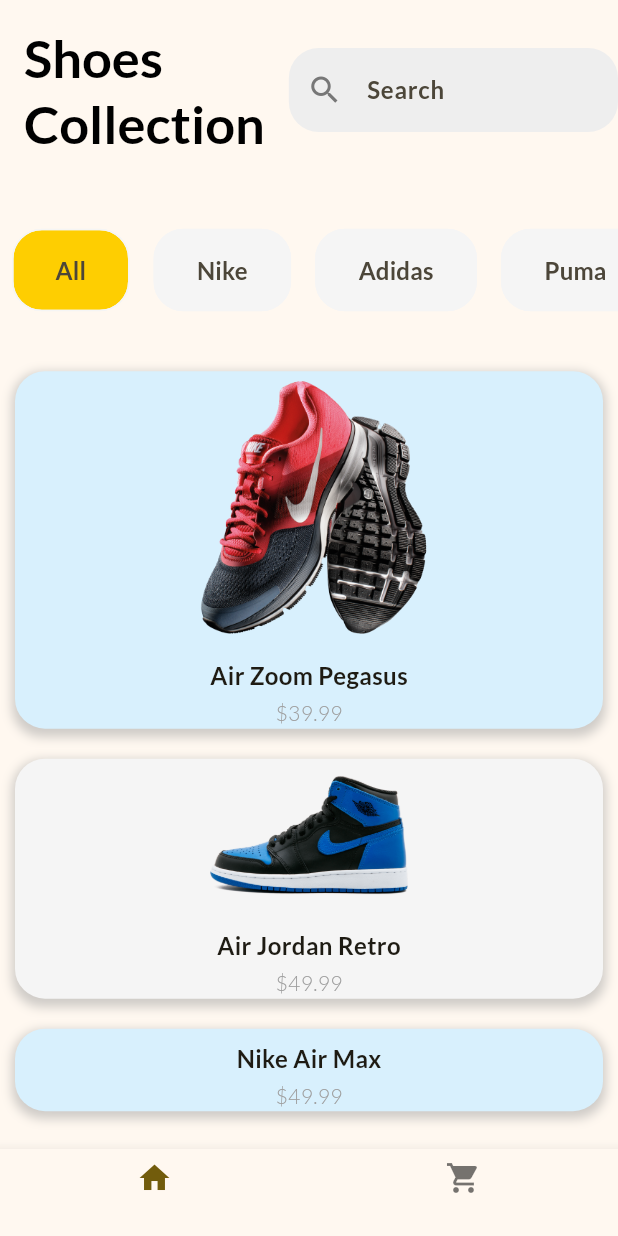
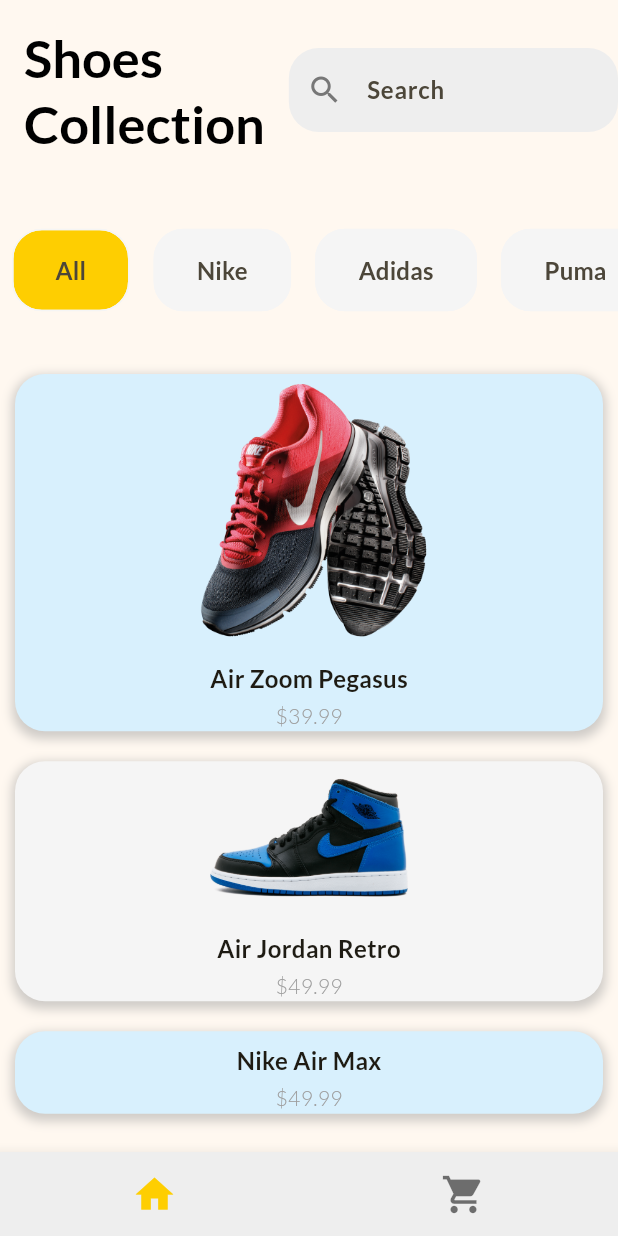
Before and after one commit to Nuwahereza-eng/e_commerce, a Flutter app: the screen it shows after launch, scrolled down 547 dp, on a phone screen of 412 x 824 dp. Run offline on Flutter 3.47's test engine with Material 3 defaults, Android fonts, the phone set to English and light mode, and no system bars.

Commit message:
styled navigation

```diff
--- a/lib/home_page.dart
+++ b/lib/home_page.dart
@@ -1,6 +1,7 @@
 
 import 'package:e_commerce/product_list.dart';
 import 'package:flutter/material.dart';
+import 'package:e_commerce/product_cart_page.dart';
 
 
 
@@ -22,14 +23,25 @@ class _MyHomePageState extends State<MyHomePage> {
   ];
 
   late int currentPage = 0;
-
+List<Widget> pages = [
+  ProductList(),
+  ProductCartPage(),
+];
 
 
   @override
   Widget build(BuildContext context) {
     return Scaffold(
-      body: ProductList() ,
+      body: IndexedStack(
+        index: currentPage,
+        children: pages,
+      ),
       bottomNavigationBar: BottomNavigationBar(
+        iconSize: 30,
+        selectedItemColor: const Color.fromRGBO(254, 206, 1, 1.0),
+        selectedFontSize: 0,
+        unselectedFontSize: 0,
+        backgroundColor: const Color.fromRGBO(238, 238, 238, 1.0),
         items: const [
           BottomNavigationBarItem(
             icon: Icon(Icons.home),
@@ -37,7 +49,7 @@ class _MyHomePageState extends State<MyHomePage> {
           ),
 
           BottomNavigationBarItem(
-            icon: Icon(Icons.shopping_cart),
+            icon: Icon(Icons.shopping_cart, ),
             label: '',
           ),
         ],
```
